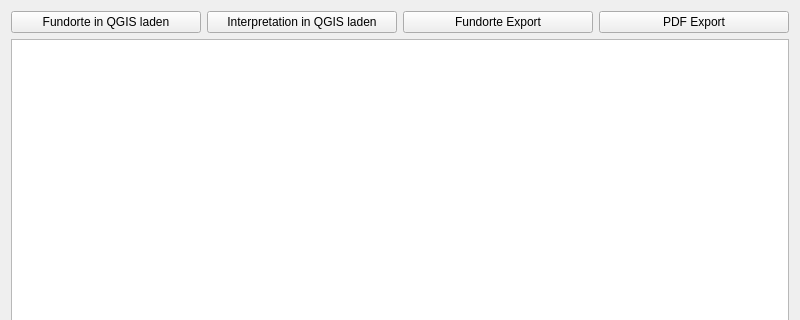
Old version of the form APIS/forms/apis_site_selection_list_form.ui in the repository APIS-Luftbildarchiv/APIS; both pictures show x 0 to 800 and y 0 to 320 of the 800 by 500 pixel window.
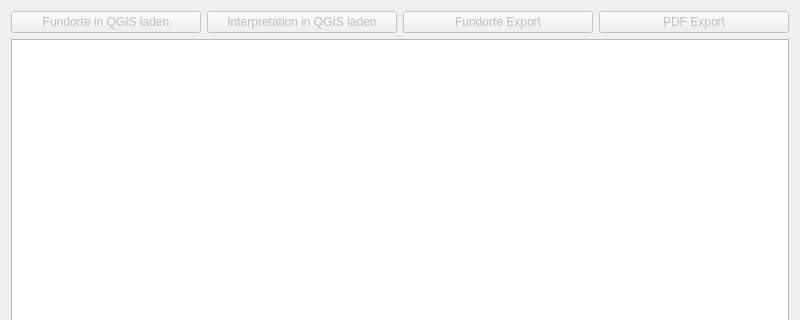
New version of the form. Icons and pictures are not drawn.

Diff of the .ui file:
```diff
--- a/APIS/forms/apis_site_selection_list_form.ui
+++ b/APIS/forms/apis_site_selection_list_form.ui
@@ -22,7 +22,7 @@
      <item>
       <widget class="QPushButton" name="uiViewSitesBtn">
        <property name="enabled">
-        <bool>true</bool>
+        <bool>false</bool>
        </property>
        <property name="text">
         <string>Fundorte in QGIS laden</string>
@@ -45,7 +45,7 @@
      <item>
       <widget class="QPushButton" name="uiViewInterpretationBtn">
        <property name="enabled">
-        <bool>true</bool>
+        <bool>false</bool>
        </property>
        <property name="text">
         <string>Interpretation in QGIS laden</string>
@@ -68,7 +68,7 @@
      <item>
       <widget class="QPushButton" name="uiExportSitesBtn">
        <property name="enabled">
-        <bool>true</bool>
+        <bool>false</bool>
        </property>
        <property name="text">
         <string>Fundorte Export</string>
@@ -90,6 +90,9 @@
      </item>
      <item>
       <widget class="QPushButton" name="uiExportListAsPdfBtn">
+       <property name="enabled">
+        <bool>false</bool>
+       </property>
        <property name="text">
         <string>PDF Export</string>
        </property>
```
